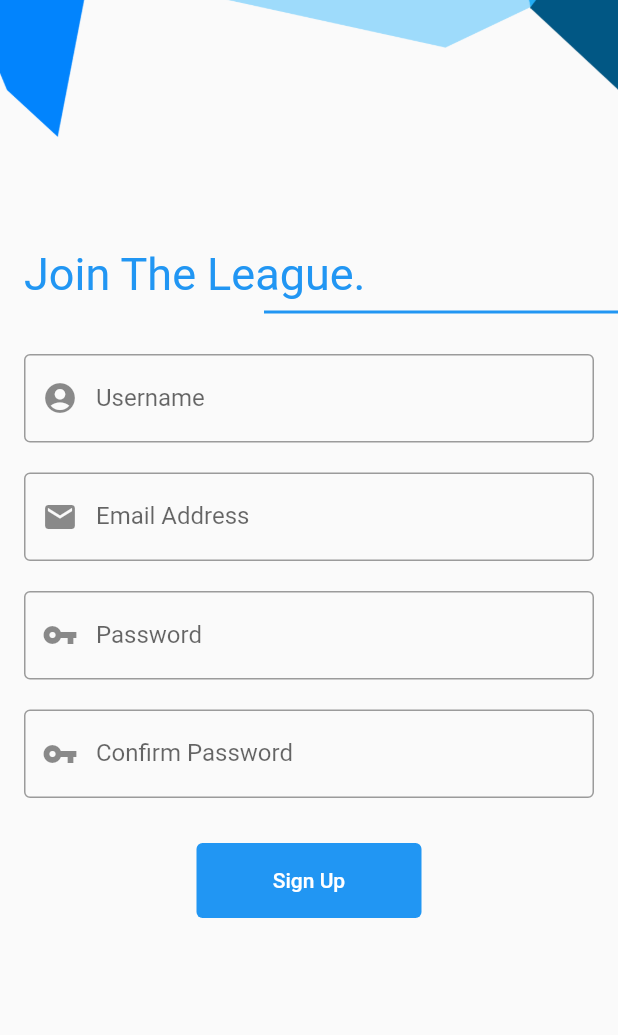
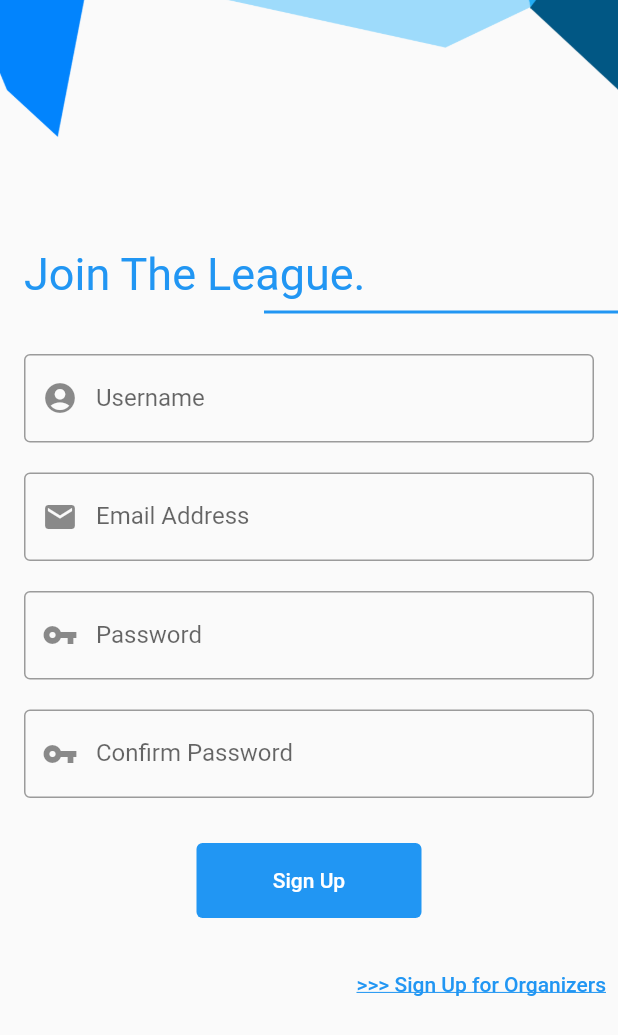
Before and after one commit to CYBERDEVILZ/ZBGAMING, a Flutter app: the SignUp screen opened by its route, on a phone screen of 412 x 824 dp. Shown: the top 1035 px of the screen. Run offline on Flutter 3.47's test engine with Material 2 defaults, Android fonts, the phone set to English and light mode, and no system bars; our stand-ins replace cloud_firestore, firebase_auth, firebase_core, fluttertoast; accounts and stored records are empty.

Commit message:
added organizer's signup

```diff
--- a/lib/main.dart
+++ b/lib/main.dart
@@ -4,6 +4,7 @@ import 'package:zbgaming/pages/csgo.dart';
 import 'package:zbgaming/pages/freefire.dart';
 import 'package:zbgaming/pages/login.dart';
 import 'package:zbgaming/pages/organizer.dart';
+import 'package:zbgaming/pages/organizer_signup.dart';
 import 'package:zbgaming/pages/pubg.dart';
 import 'package:zbgaming/pages/signup.dart';
 import 'package:zbgaming/pages/valorant.dart';
@@ -39,6 +40,7 @@ class MyApp extends StatelessWidget {
         AppRoutes.login: (context) => const Login(),
         AppRoutes.home: (context) => const HomePage(),
         AppRoutes.signup: (context) => const SignUp(),
+        AppRoutes.organizerSignUp: (context) => const OrganizerSignUp(),
       },
     );
   }
--- a/lib/pages/home_page.dart
+++ b/lib/pages/home_page.dart
@@ -27,8 +27,8 @@ class _HomePageState extends State<HomePage> {
     FirebaseAuth.instance.authStateChanges().listen((User? event) async {
       if (event?.uid == null) {
         isLogged = false;
+        if (mounted) setState(() {});
         if (mounted) context.read<UserModel>().signout();
-        if (mounted) setState(() {});
       } else if (event?.uid != null) {
         var data =
             await FirebaseFirestore.instance.collection("userinfo").doc(FirebaseAuth.instance.currentUser!.uid).get();
--- a/lib/pages/login.dart
+++ b/lib/pages/login.dart
@@ -103,8 +103,7 @@ class _LoginState extends State<Login> {
     );
 
     // --------------- Return is Here --------------- //
-    return SafeArea(
-      child: Scaffold(
+    return Scaffold(
         resizeToAvoidBottomInset: false,
         bottomSheet: Container(
             color: Colors.white,
@@ -199,7 +198,6 @@ class _LoginState extends State<Login> {
               ),
             ],
           ),
-          ))),
-    );
+        )));
   }
 }
--- a/lib/pages/signup.dart
+++ b/lib/pages/signup.dart
@@ -8,6 +8,7 @@ import 'package:provider/src/provider.dart';
 
 import 'package:zbgaming/model/usermodel.dart';
 import 'package:zbgaming/pages/home_page.dart';
+import 'package:zbgaming/utils/routes.dart';
 
 class SignUp extends StatefulWidget {
   const SignUp({Key? key}) : super(key: key);
@@ -152,8 +153,7 @@ class _SignUpState extends State<SignUp> {
     );
 
     // --------------- Return is Here --------------- //
-    return SafeArea(
-      child: Scaffold(
+    return Scaffold(
       body: SingleChildScrollView(
         child: Form(
           key: formKey,
@@ -215,11 +215,24 @@ class _SignUpState extends State<SignUp> {
                       )
                     : const Text("Sign Up"),
                 style: ButtonStyle(
-                      elevation: MaterialStateProperty.all(0),
-                      fixedSize: MaterialStateProperty.all(const Size(150, 50))),
+                    elevation: MaterialStateProperty.all(0), fixedSize: MaterialStateProperty.all(const Size(150, 50))),
+              ),
+
+              const SizedBox(height: 20),
+
+              // organizer signup link
+              Align(
+                alignment: Alignment.bottomRight,
+                child: TextButton(
+                    child: const Text(
+                      ">>> Sign Up for Organizers",
+                      style: TextStyle(decoration: TextDecoration.underline),
+                    ),
+                    onPressed: () {
+                      Navigator.pushNamed(context, AppRoutes.organizerSignUp);
+                    }),
               )
             ],
-            ),
           ),
         ),
       ),
--- a/lib/utils/routes.dart
+++ b/lib/utils/routes.dart
@@ -8,4 +8,5 @@ class AppRoutes {
   static String signup = "/signup";
   static String organizer = "/organizer";
   static String home = "/home";
+  static String organizerSignUp = "/organizer-signup";
 }
```
Also changed, not shown: lib/pages/organizer_signup.dart (added, +16 -0 lines). Lines whose indentation alone changed are shown as unchanged.
